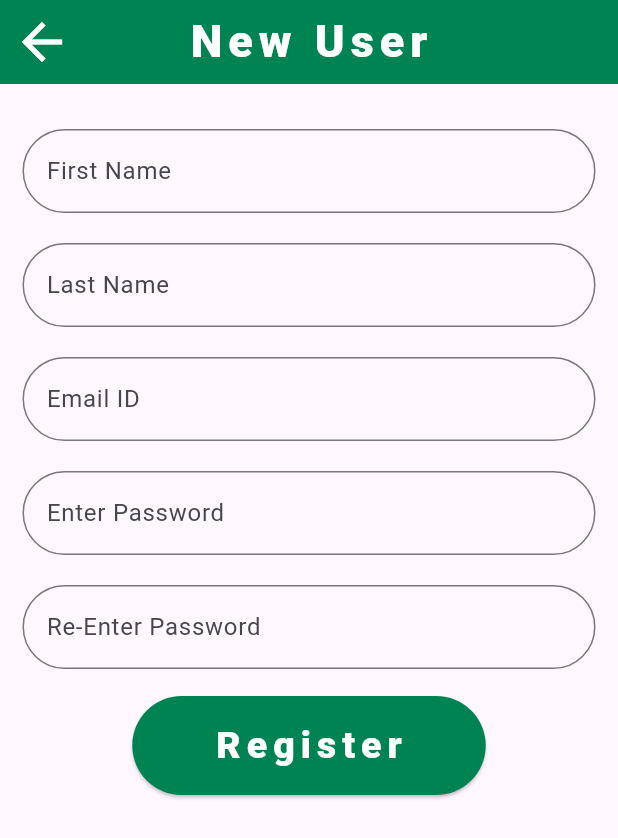
After one commit to pranav-ahuja/grow-buddy-flutter, a Flutter app: the screen it shows after launch, after a tap on "New User", on a phone screen of 412 x 824 dp. The commit adds this screen. Shown: the top 838 px of the screen. Run offline on Flutter 3.47's test engine with Material 3 defaults, Android fonts, the phone set to English and light mode, and no system bars; our stand-ins replace easy_date_timeline.

Commit message:
Next commit

```diff
--- a/lib/constant.dart
+++ b/lib/constant.dart
@@ -27,3 +27,5 @@ const double kSearchBarPadding = 10.0;
 const String kEmptyRegisterFieldError = "One or more fields are empty";
 
 DateTime kPresentDate = DateTime.now();
+
+late String kTokenValue;
--- a/lib/main.dart
+++ b/lib/main.dart
@@ -4,12 +4,12 @@ import 'package:growbuddy/Utility/functions.dart';
 import 'package:growbuddy/screens/login_screen.dart';
 
 void main() {
-  runApp(const GrowBuddy());
+  runApp(GrowBuddy());
   WidgetsFlutterBinding.ensureInitialized();
 }
 
 class GrowBuddy extends StatelessWidget {
-  const GrowBuddy({super.key});
+  GrowBuddy({super.key});
 
   @override
   Widget build(BuildContext context) {
--- a/lib/screens/home_page.dart
+++ b/lib/screens/home_page.dart
@@ -6,8 +6,9 @@ import 'package:growbuddy/screens/register_student.dart';
 import 'package:growbuddy/Utility/drawer.dart';
 
 class HomePage extends StatefulWidget {
-  const HomePage({super.key});
+  HomePage({super.key, this.name = "Shikha Ahuja"});
 
+  String name;
   @override
   State<HomePage> createState() => _HomePageState();
 }
@@ -17,7 +18,9 @@ class _HomePageState extends State<HomePage> {
   Widget build(BuildContext context) {
     return SafeArea(
       child: Scaffold(
-        drawer: NavDrawer(),
+        drawer: NavDrawer(
+          fullName: widget.name,
+        ),
         appBar: buildAppBar(kPrimaryColor1, kAppbarIconSize, "Grow Buddy"),
         body: Center(
           child: Column(
--- a/lib/screens/login_screen.dart
+++ b/lib/screens/login_screen.dart
@@ -3,8 +3,11 @@ import 'package:growbuddy/constant.dart';
 import 'package:growbuddy/Utility/register_textfield.dart';
 import 'package:growbuddy/Utility/functions.dart';
 import 'package:growbuddy/screens/home_page.dart';
+import 'package:growbuddy/screens/register_account.dart';
 import 'package:http/http.dart' as http;
 import 'dart:convert';
+
+var tokenValue;
 
 class LoginPage extends StatefulWidget {
   const LoginPage({super.key});
@@ -13,8 +16,11 @@ class LoginPage extends StatefulWidget {
 }
 
 class _LoginPageState extends State<LoginPage> {
+  late http.Response result;
+  var responseBody;
   late String emailID = "", password = "";
-  final String authenticateURL = "http://localhost:8080/api/v1/authenticate";
+  final String authenticateURL =
+      "http://192.168.0.157:8080/api/v1/authenticate";
   final Map<String, dynamic> requestBody = {
     'email': 'pranav@gmail.com',
     'password': 'Password1',
@@ -22,20 +28,34 @@ class _LoginPageState extends State<LoginPage> {
 
   Future<void> login() async {
     try {
-      print("Before\n");
-      final http.Response response = await http.post(Uri.parse(authenticateURL),
+      result = await http.post(Uri.parse(authenticateURL),
           body: jsonEncode(requestBody),
           headers: {'Content-Type': 'application/json'});
       print("After\n");
 
-      if (response.statusCode == 200)
+      if (result.statusCode == 200) {
+        print(result.body);
         print("Login Success\n");
-      else {
+      } else {
         print("Login unsuccessfull\n");
       }
     } catch (e) {
       print("ERROR - $e");
     }
+
+    if (result.body != null) {
+      responseBody = jsonDecode(result.body);
+    }
+    // print(responseBody["token"]);
+    tokenValue = responseBody["token"];
+    print(tokenValue);
+
+    // var data = {};
+    // http.post(Uri.parse(authenticateURL),
+    //     body: jsonEncode(requestBody),
+    //     headers: {'Content-Type': 'application/json'});
+    //     .then((response) => print(response.body))
+    //     .catchError((error) => print(error));
   }
 
   @override
@@ -72,7 +92,9 @@ class _LoginPageState extends State<LoginPage> {
               });
             },
           ),
-          ElevatedButton(
+          Padding(
+            padding: const EdgeInsets.all(8.0),
+            child: ElevatedButton(
               // onPressed: () async {
               //   print("here before\n");
               //   var response = await http.post(
@@ -89,7 +111,7 @@ class _LoginPageState extends State<LoginPage> {
               //   //     context, MaterialPageRoute(builder: (context) => HomePage()));
               //   print("The Email ID is: $emailID and password is: $password");
               // },
-            // onPressed: login,
+              // onPressed: login(),
               onPressed: () {
                 Navigator.push(
                   context,
@@ -100,12 +122,33 @@ class _LoginPageState extends State<LoginPage> {
                 backgroundColor: MaterialStateProperty.all(kPrimaryColor2),
               ),
               child: Padding(
-              padding:
-                  const EdgeInsets.symmetric(horizontal: 30.0, vertical: 15.0),
+                padding: const EdgeInsets.symmetric(
+                    horizontal: 30.0, vertical: 15.0),
                 child:
                     textOfApp(0, "Submit", kPrimaryColor1, kSubHeadingFontSize),
               ),
-          )
+            ),
+          ),
+          Padding(
+            padding: const EdgeInsets.all(8.0),
+            child: ElevatedButton(
+              onPressed: () {
+                Navigator.push(
+                  context,
+                  MaterialPageRoute(builder: (context) => RegisterAccount()),
+                );
+              },
+              style: ButtonStyle(
+                backgroundColor: MaterialStateProperty.all(kPrimaryColor2),
+              ),
+              child: Padding(
+                padding: const EdgeInsets.symmetric(
+                    horizontal: 30.0, vertical: 15.0),
+                child: textOfApp(
+                    0, "New User", kPrimaryColor1, kSubHeadingFontSize),
+              ),
+            ),
+          ),
         ],
       ),
     );
--- /dev/null
+++ b/lib/screens/register_account.dart
@@ -0,0 +1,168 @@
+import 'dart:convert';
+import 'package:growbuddy/constant.dart';
+import 'package:flutter/material.dart';
+import 'package:growbuddy/Utility/register_textfield.dart';
+import 'package:growbuddy/Utility/functions.dart';
+import 'package:growbuddy/constant.dart';
+import 'package:growbuddy/screens/home_page.dart';
+import 'package:http/http.dart' as http;
+
+class RegisterAccount extends StatefulWidget {
+  const RegisterAccount({super.key});
+
+  @override
+  State<RegisterAccount> createState() => _RegisterAccountState();
+}
+
+class _RegisterAccountState extends State<RegisterAccount> {
+  String fullName = "";
+  String token = "";
+
+  final Map<String, dynamic> registerAccountDetails = {
+    "firstName": "",
+    "lastname": "",
+    "email": "",
+    "password": "",
+    "reTryPassword": ""
+  };
+
+  @override
+  Widget build(BuildContext context) {
+    return Scaffold(
+      appBar: buildAppBar(kPrimaryColor1, kAppbarIconSize, "New User"),
+      body: SingleChildScrollView(
+        padding: EdgeInsets.symmetric(vertical: 20.0, horizontal: 10.0),
+        child: Column(
+          mainAxisAlignment: MainAxisAlignment.spaceEvenly,
+          children: [
+            RegisterTextField(
+              hint: "Enter first name",
+              label: "First Name",
+              keyboardType: TextInputType.name,
+              onChangeValue: (value) {
+                setState(() {
+                  registerAccountDetails["firstName"] = value;
+                });
+              },
+            ),
+            RegisterTextField(
+              hint: "Enter last name",
+              label: "Last Name",
+              keyboardType: TextInputType.name,
+              onChangeValue: (value) {
+                setState(() {
+                  registerAccountDetails["lastName"] = value;
+                });
+              },
+            ),
+            RegisterTextField(
+              hint: "Enter emailId",
+              label: "Email ID",
+              keyboardType: TextInputType.emailAddress,
+              onChangeValue: (value) {
+                setState(() {
+                  registerAccountDetails["email"] = value;
+                });
+              },
+            ),
+            RegisterTextField(
+              hint: "Enter password",
+              label: "Enter Password",
+              obscurePw: true,
+              keyboardType: TextInputType.text,
+              onChangeValue: (value) {
+                setState(() {
+                  registerAccountDetails["password"] = value;
+                });
+              },
+            ),
+            RegisterTextField(
+              hint: "Re Enter password",
+              label: "Re-Enter Password",
+              obscurePw: true,
+              keyboardType: TextInputType.text,
+              onChangeValue: (value) {
+                setState(() {
+                  registerAccountDetails["reTryPassword"] = value;
+                });
+              },
+            ),
+            Padding(
+              padding: const EdgeInsets.all(8.0),
+              child: ElevatedButton(
+                onPressed: () {
+                  if (registerAccountDetails["firstName"] == "" ||
+                      registerAccountDetails["lastName"] == "" ||
+                      registerAccountDetails["email"] == "" ||
+                      registerAccountDetails["password"] == "" ||
+                      registerAccountDetails["reTryPassword"] == "") {
+                    showError(context, kEmptyRegisterFieldError);
+                  } else {
+                    fullName = (registerAccountDetails["firstName"] as String) +
+                        (registerAccountDetails["lastName"] as String);
+
+                    if (registerAccountDetails["password"] ==
+                        registerAccountDetails["reTryPassword"]) {
+                      kTokenValue =
+                          registerAccountToBackend(registerAccountDetails)
+                              as String;
+                      if (kTokenValue != "False") {
+                        Navigator.push(
+                          context,
+                          MaterialPageRoute(
+                            builder: (context) => HomePage(
+                              name: fullName,
+                            ),
+                          ),
+                        );
+                      } else {
+                        print(
+                            "There is an error while connecting with backend");
+                      }
+                    } else {
+                      showError(context, "Passwords doesn't match");
+                    }
+                  }
+                },
+                style: ButtonStyle(
+                  backgroundColor: MaterialStateProperty.all(kPrimaryColor2),
+                ),
+                child: Padding(
+                  padding: const EdgeInsets.symmetric(
+                      horizontal: 30.0, vertical: 15.0),
+                  child: textOfApp(
+                      0, "Register", kPrimaryColor1, kSubHeadingFontSize),
+                ),
+              ),
+            ),
+          ],
+        ),
+      ),
+    );
+  }
+}
+
+Future<String> registerAccountToBackend(var registerDetails) async {
+  late http.Response result;
+  var responseBody;
+  final String authenticateURL =
+      "http://192.168.0.157:8080/api/v1/authenticate";
+  try {
+    result = await http.post(Uri.parse(authenticateURL),
+        body: jsonEncode(registerDetails),
+        headers: {'Content-Type': 'application/json'});
+
+    if (result.statusCode == 200) {
+      print(result.body);
+    }
+  } catch (e) {
+    print("ERROR - $e");
+    return "False";
+  }
+
+  if (result.body != null) {
+    responseBody = jsonDecode(result.body);
+  }
+
+  return responseBody["token"];
+}
```
Also changed, not shown: lib/Utility/drawer.dart (+7 -3 lines), lib/Utility/functions.dart (+20 -0 lines), lib/screens/register_student.dart (+1 -17 lines), 1 other file. Lines whose indentation alone changed are shown as unchanged.
